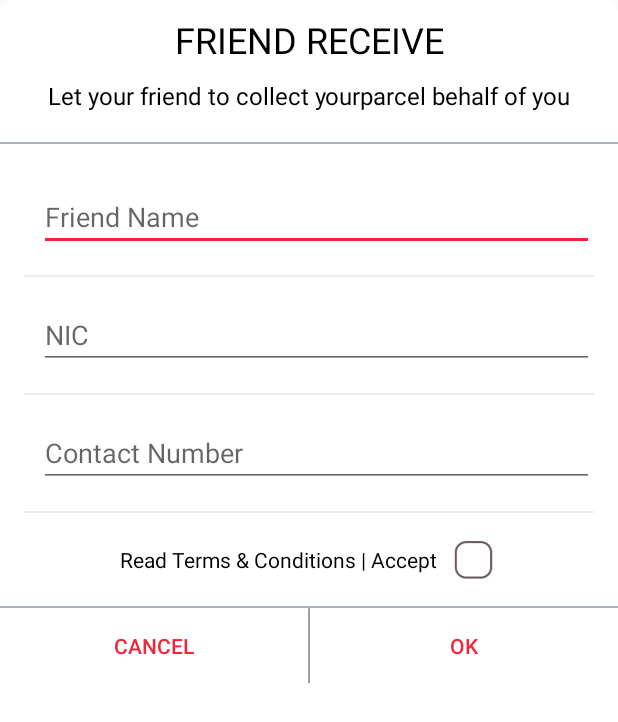
After one commit to PrishanM/SwifterUser, an Android app: the layout custom_friend_receieve_dialog.xml on its own in the app's theme, with its tools: preview values and no code run, on a phone screen of 412 x 824 dp. The commit adds this screen. Shown: the top 722 px of the screen. Run offline under Robolectric (Android 15) with nearby library versions, the phone set to English and light mode, and no system bars; network calls fail.

Commit message:
Sprint 2

```diff
--- a/app/build.gradle
+++ b/app/build.gradle
@@ -8,8 +8,8 @@ android {
         applicationId "com.evensel.swyftr"
         minSdkVersion 17
         targetSdkVersion 23
-        versionCode 6
-        versionName "1.5"
+        versionCode 7
+        versionName "1.6"
         multiDexEnabled true
     }
     buildTypes {
--- a/app/src/main/java/com/evensel/swyftr/deliveries/DeliveryOptionsActivity.java
+++ b/app/src/main/java/com/evensel/swyftr/deliveries/DeliveryOptionsActivity.java
@@ -105,8 +105,55 @@ public class DeliveryOptionsActivity extends AppCompatActivity implements View.O
             public void onCheckedChanged(CompoundButton compoundButton, boolean b) {
                 if(b){
                     isPersonal=true;
+
                 }else{
                     isPersonal = false;
+                    final boolean[] chkAccepted = {false};
+
+                    final Dialog dialogFriend = new Dialog(DeliveryOptionsActivity.this);
+                    dialogFriend.requestWindowFeature(Window.FEATURE_NO_TITLE);
+                    dialogFriend.setContentView(R.layout.custom_friend_receieve_dialog);
+                    dialogFriend.show();
+
+                    dialogFriend.setOnDismissListener(new DialogInterface.OnDismissListener() {
+                        @Override
+                        public void onDismiss(DialogInterface dialog) {
+
+                        }
+                    });
+
+                    final ImageView checkBox = (ImageView)dialogFriend.findViewById(R.id.checkBtn);
+                    Button btnOk = (Button)dialogFriend.findViewById(R.id.btnDone);
+                    Button btnCancel = (Button)dialogFriend.findViewById(R.id.btnCancel);
+                    btnOk.setOnClickListener(new View.OnClickListener() {
+                        @Override
+                        public void onClick(View v) {
+                            dialogFriend.dismiss();
+                    /*progress = ProgressDialog.show(DeliveryOptionsActivity.this, null,
+                            "Loading...", true);*/
+                            //JsonRequestManager.getInstance(DeliveryOptionsActivity.this).updateLocation(AppURL.APPLICATION_BASE_URL+AppURL.UPDATE_LOCATION,token,parameterLatLang.longitude,parameterLatLang.latitude, locationResponseCallback);
+                        }
+                    });
+
+                    btnCancel.setOnClickListener(new View.OnClickListener() {
+                        @Override
+                        public void onClick(View v) {
+                            dialogFriend.dismiss();
+                        }
+                    });
+
+                    checkBox.setOnClickListener(new View.OnClickListener() {
+                        @Override
+                        public void onClick(View view) {
+                            if(chkAccepted[0]){
+                                chkAccepted[0] = false;
+                                checkBox.setImageResource(R.drawable.check_box);
+                            }else{
+                                chkAccepted[0] = true;
+                                checkBox.setImageResource(R.drawable.check_box_selected);
+                            }
+                        }
+                    });
                 }
             }
         });
--- a/app/src/main/res/layout/activity_delivery.xml
+++ b/app/src/main/res/layout/activity_delivery.xml
@@ -294,7 +294,8 @@
                     <Switch
                         android:id="@+id/switchPersonal"
                         android:layout_width="wrap_content"
-                        android:layout_height="wrap_content" />
+                        android:layout_height="wrap_content"
+                        android:checked="true"/>
 
 
                 </LinearLayout>
--- a/app/src/main/res/layout/cart_layout.xml
+++ b/app/src/main/res/layout/cart_layout.xml
@@ -12,7 +12,6 @@
         android:text="0.0 LKR"
         android:textSize="10sp"
         android:textColor="@android:color/white"
-        android:background="@drawable/cornered_button_white"
         android:gravity="center"/>
 
     <ImageView
--- /dev/null
+++ b/app/src/main/res/layout/custom_friend_receieve_dialog.xml
@@ -0,0 +1,184 @@
+<?xml version="1.0" encoding="utf-8"?>
+<RelativeLayout xmlns:android="http://schemas.android.com/apk/res/android"
+    android:layout_width="match_parent"
+    android:layout_height="match_parent"
+    android:background="@drawable/cornered_dialog">
+
+    <LinearLayout
+        android:layout_width="match_parent"
+        android:layout_height="wrap_content"
+        android:orientation="vertical"
+        android:gravity="center_horizontal">
+
+        <TextView
+            android:layout_width="match_parent"
+            android:layout_height="wrap_content"
+            android:text="FRIEND RECEIVE"
+            android:textColor="@android:color/black"
+            android:textSize="@dimen/font_xxxlarge"
+            android:gravity="center"
+            android:paddingTop="@dimen/space_normal"/>
+
+        <TextView
+            android:layout_width="match_parent"
+            android:layout_height="wrap_content"
+            android:text="Let your friend to collect yourparcel behalf of you"
+            android:layout_margin="@dimen/space_normal"
+            android:textColor="@android:color/black"
+            android:textSize="@dimen/font_large"
+            android:gravity="center"
+            android:paddingBottom="@dimen/space_normal"/>
+
+        <View
+            android:layout_width="match_parent"
+            android:layout_height="1dp"
+            android:background="@color/colorViewTransparent"/>
+
+        <Space
+            android:layout_width="match_parent"
+            android:layout_height="@dimen/space_normal" />
+
+        <LinearLayout
+            android:layout_width="match_parent"
+            android:layout_height="wrap_content"
+            android:orientation="horizontal"
+            android:background="@android:color/white"
+            android:padding="@dimen/activity_horizontal_margin"
+            android:gravity="center_vertical"
+            android:weightSum="1">
+
+            <EditText
+                android:id="@+id/txtFriendName"
+                android:layout_width="0dp"
+                android:layout_weight="1"
+                android:layout_height="wrap_content"
+                android:hint="Friend Name"
+                android:layout_marginLeft="@dimen/space_normal"
+                android:textSize="@dimen/font_xlarge"/>
+        </LinearLayout>
+
+        <View
+            android:layout_width="match_parent"
+            android:layout_height="1dp"
+            android:layout_marginLeft="@dimen/activity_horizontal_margin"
+            android:layout_marginRight="@dimen/activity_horizontal_margin"
+            android:background="@color/colorHint"/>
+
+        <LinearLayout
+            android:layout_width="match_parent"
+            android:layout_height="wrap_content"
+            android:orientation="horizontal"
+            android:background="@android:color/white"
+            android:padding="@dimen/activity_horizontal_margin"
+            android:gravity="center_vertical"
+            android:weightSum="1">
+
+            <EditText
+                android:id="@+id/txtNIC"
+                android:layout_width="0dp"
+                android:layout_weight="1"
+                android:layout_height="wrap_content"
+                android:hint="NIC"
+                android:layout_marginLeft="@dimen/space_normal"
+                android:textSize="@dimen/font_xlarge"/>
+        </LinearLayout>
+
+        <View
+            android:layout_width="match_parent"
+            android:layout_height="1dp"
+            android:layout_marginLeft="@dimen/activity_horizontal_margin"
+            android:layout_marginRight="@dimen/activity_horizontal_margin"
+            android:background="@color/colorHint"/>
+
+        <LinearLayout
+            android:layout_width="match_parent"
+            android:layout_height="wrap_content"
+            android:orientation="horizontal"
+            android:background="@android:color/white"
+            android:padding="@dimen/activity_horizontal_margin"
+            android:gravity="center_vertical"
+            android:weightSum="1">
+
+            <EditText
+                android:id="@+id/txtContact"
+                android:layout_width="0dp"
+                android:layout_weight="1"
+                android:layout_height="wrap_content"
+                android:hint="Contact Number"
+                android:inputType="phone"
+                android:layout_marginLeft="@dimen/space_normal"
+                android:textSize="@dimen/font_xlarge"/>
+        </LinearLayout>
+
+        <View
+            android:layout_width="match_parent"
+            android:layout_height="1dp"
+            android:layout_marginLeft="@dimen/activity_horizontal_margin"
+            android:layout_marginRight="@dimen/activity_horizontal_margin"
+            android:background="@color/colorHint"/>
+
+        <LinearLayout
+            android:layout_width="match_parent"
+            android:layout_height="wrap_content"
+            android:orientation="horizontal"
+            android:background="@android:color/white"
+            android:padding="@dimen/activity_horizontal_margin"
+            android:gravity="center"
+            android:weightSum="1">
+
+            <TextView
+                android:layout_width="wrap_content"
+                android:layout_height="wrap_content"
+                android:textColor="@android:color/black"
+                android:text="Read Terms &amp; Conditions | Accept"
+                android:layout_marginRight="@dimen/space_normal"/>
+
+            <ImageView
+                android:id="@+id/checkBtn"
+                android:layout_width="30dp"
+                android:layout_height="30dp"
+                android:src="@drawable/check_box"/>
+
+        </LinearLayout>
+
+        <View
+            android:layout_width="match_parent"
+            android:layout_height="1dp"
+            android:background="@color/colorViewTransparent"/>
+
+        <LinearLayout
+            android:layout_width="match_parent"
+            android:layout_height="wrap_content"
+            android:orientation="horizontal"
+            android:weightSum="1"
+            android:gravity="right">
+
+            <Button
+                android:id="@+id/btnCancel"
+                android:layout_width="0dp"
+                android:layout_weight="0.5"
+                android:layout_height="50dp"
+                android:text="Cancel"
+                android:textColor="@color/colorAccent"
+                android:background="@android:color/white"/>
+
+            <View
+                android:layout_width="1dp"
+                android:layout_height="match_parent"
+                android:background="@color/colorViewTransparent"/>
+
+            <Button
+                android:id="@+id/btnDone"
+                android:layout_width="0dp"
+                android:layout_weight="0.5"
+                android:layout_height="50dp"
+                android:text="OK"
+                android:textColor="@color/colorAccent"
+                android:background="@android:color/white"/>
+
+        </LinearLayout>
+
+
+    </LinearLayout>
+
+</RelativeLayout>
--- a/app/src/main/res/layout/fragment_purchase.xml
+++ b/app/src/main/res/layout/fragment_purchase.xml
@@ -26,9 +26,7 @@
             android:layout_width="match_parent"
             android:layout_height="match_parent"
             android:orientation="horizontal"
-            android:layout_gravity="center"
-            android:paddingLeft="@dimen/space_normal"
-            android:paddingRight="@dimen/space_normal"/>
+            android:layout_gravity="center"/>
 
 
     </LinearLayout>
--- a/app/src/main/res/layout/image_grid_row.xml
+++ b/app/src/main/res/layout/image_grid_row.xml
@@ -8,19 +8,20 @@
     xmlns:android="http://schemas.android.com/apk/res/android">
 
     <LinearLayout
-        android:layout_width="70dp"
-        android:layout_height="70dp"
+        android:layout_width="60dp"
+        android:layout_height="80dp"
         android:weightSum="1"
-        android:orientation="vertical">
+        android:orientation="vertical"
+        android:gravity="center">
 
         <ImageView
             android:id="@+id/imgView"
-            android:layout_width="70dp"
-            android:layout_height="50dp"
+            android:layout_width="60dp"
+            android:layout_height="60dp"
             android:scaleType="centerCrop" />
 
         <TextView
-            android:layout_width="70dp"
+            android:layout_width="60dp"
             android:layout_height="20dp"
             android:id="@+id/txtDescription"
             android:text="Test Product"
```
Also changed, not shown: app/src/main/AndroidManifest.xml (+5 -5 lines).
